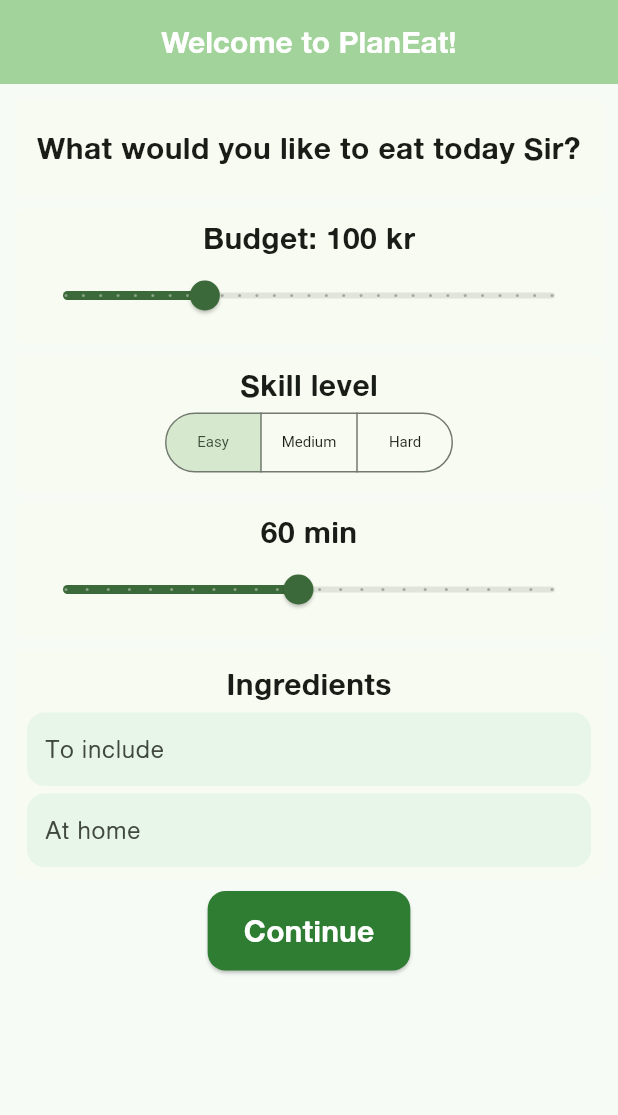
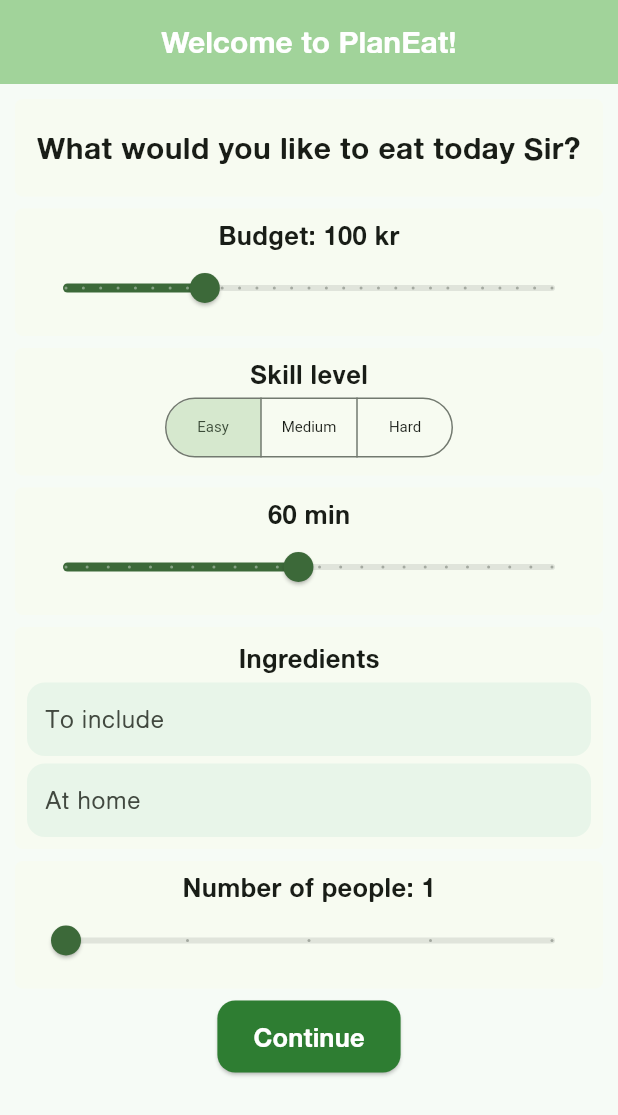
Before and after one commit to sixmarton070122-art/planeat-mobile-app, a Flutter app: the screen it shows after launch, on a phone screen of 412 x 824 dp. Shown: the top 1115 px of the screen. Run offline on Flutter 3.47's test engine with Material 3 defaults, Android fonts, the phone set to English and light mode, and no system bars; drawn by our look-alikes of auto_size_text.

Commit message:
Added party size

```diff
--- a/lib/screens/homepage.dart
+++ b/lib/screens/homepage.dart
@@ -14,6 +14,7 @@
   double budget = 100;
   String skillLevel = "easy";
   double timeToCook = 60;
+  int numberOfPeople = 1;
   List<String> ingredToInclude = [];
   List<String> ingredAtHome = [];
 
@@ -71,7 +72,7 @@
                     ),
                   ),
 
-                  //BUDGET
+                  //BUDGET SLIDER
                   Container(
                     decoration: BoxDecoration(
                       borderRadius: BorderRadius.circular(5),
@@ -86,7 +87,7 @@
                             child: Text(
                               'Budget: ${budget.round()} kr',
                               style: const TextStyle(
-                                fontSize: 20,
+                                fontSize: 17,
                                 fontWeight: FontWeight.bold,
                               ),
                             ),
@@ -107,7 +108,7 @@
                     ),
                   ),
 
-                  //SKILL LEVEL
+                  //SKILL LEVEL BUTTON
                   Container(
                     decoration: BoxDecoration(
                       borderRadius: BorderRadius.circular(5),
@@ -115,21 +116,21 @@
                     ),
                     child: Padding(
                       padding: const EdgeInsetsDirectional.fromSTEB(8, 5, 8, 8),
-                      child: SizedBox(
-                        width: double.infinity,
-                        child: FittedBox(
-                          fit: BoxFit.scaleDown,
                       child: Column(
                         mainAxisAlignment: MainAxisAlignment.center,
                         children: [
                           Text(
                             'Skill level',
                             style: const TextStyle(
-                                  fontSize: 20,
+                              fontSize: 17,
                               fontWeight: FontWeight.bold,
                             ),
                           ),
-                              SegmentedButton<String>(
+                          SizedBox(
+                            width: double.infinity,
+                            child: FittedBox(
+                              fit: BoxFit.scaleDown,
+                              child: SegmentedButton<String>(
                                 showSelectedIcon: false,
                                 segments: const [
                                   ButtonSegment(
@@ -152,14 +153,14 @@
                                   });
                                 },
                               ),
+                            ),
+                          ),
                         ],
                       ),
                     ),
                   ),
-                    ),
-                  ),
 
-                  //TIME
+                  //TIME SLIDER
                   Container(
                     decoration: BoxDecoration(
                       borderRadius: BorderRadius.circular(5),
@@ -173,7 +174,7 @@
                             child: Text(
                               '${timeToCook.round()} min',
                               style: const TextStyle(
-                                fontSize: 20,
+                                fontSize: 17,
                                 fontWeight: FontWeight.bold,
                               ),
                             ),
@@ -194,6 +195,7 @@
                     ),
                   ),
 
+                  //INGREDIENTS TEXTFIELD
                   Container(
                     decoration: BoxDecoration(
                       borderRadius: BorderRadius.circular(5),
@@ -211,7 +213,7 @@
                             child: Text(
                               'Ingredients',
                               style: const TextStyle(
-                                fontSize: 20,
+                                fontSize: 17,
                                 fontWeight: FontWeight.bold,
                               ),
                             ),
@@ -252,6 +254,43 @@
                       ),
                     ),
                   ),
+
+                  //PEOPLE SLIDER
+                  Container(
+                    decoration: BoxDecoration(
+                      borderRadius: BorderRadius.circular(5),
+                      color: Theme.of(context).colorScheme.surface,
+                    ),
+                    child: Padding(
+                      padding: const EdgeInsetsDirectional.fromSTEB(8, 5, 8, 8),
+                      child: Column(
+                        children: [
+                          FittedBox(
+                            child: Text(
+                              'Number of people: ${numberOfPeople.toString()}',
+                              style: const TextStyle(
+                                fontSize: 17,
+                                fontWeight: FontWeight.bold,
+                              ),
+                            ),
+                          ),
+                          Slider(
+                            value: numberOfPeople.toDouble(),
+                            min: 1,
+                            max: 5,
+                            divisions: 4,
+                            onChanged: (newValue) {
+                              setState(() {
+                                numberOfPeople = newValue.round();
+                              });
+                            },
+                          ),
+                        ],
+                      ),
+                    ),
+                  ),
+
+                  //CONTINUE
                   FittedBox(
                     fit: BoxFit.scaleDown,
                     child: ElevatedButton(
@@ -269,7 +308,7 @@
                         "Continue",
                         style: TextStyle(
                           color: Colors.white,
-                          fontSize: 20,
+                          fontSize: 17,
                           fontWeight: FontWeight.bold,
                         ),
                       ),
```
Lines whose indentation alone changed are shown as unchanged.
